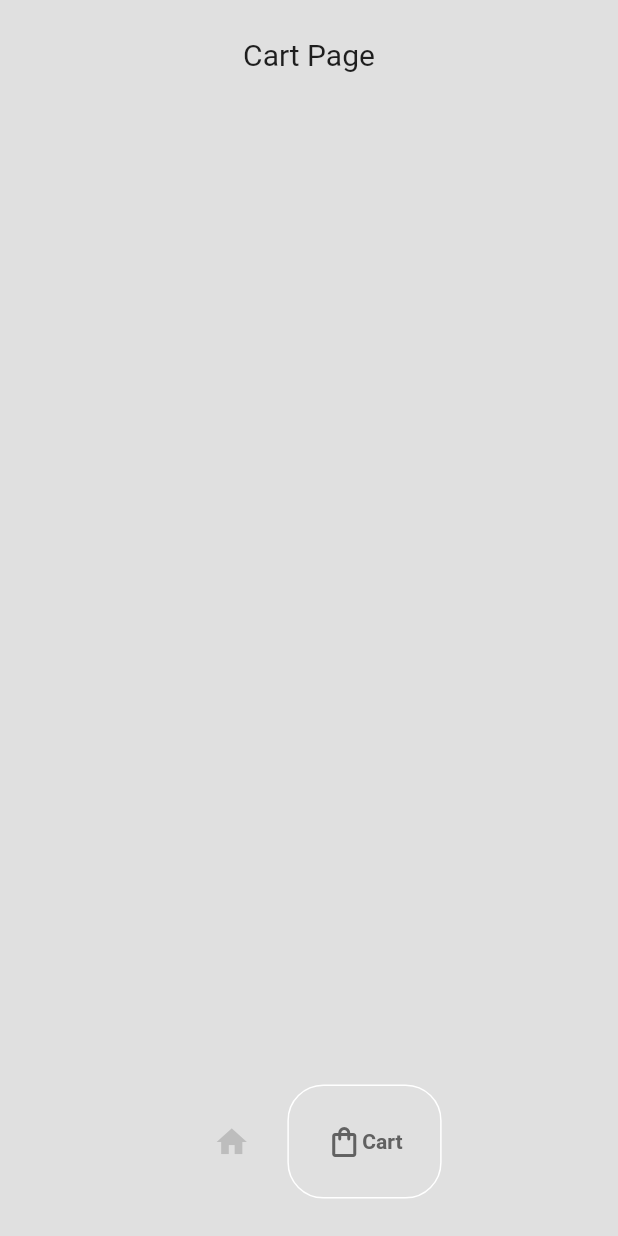
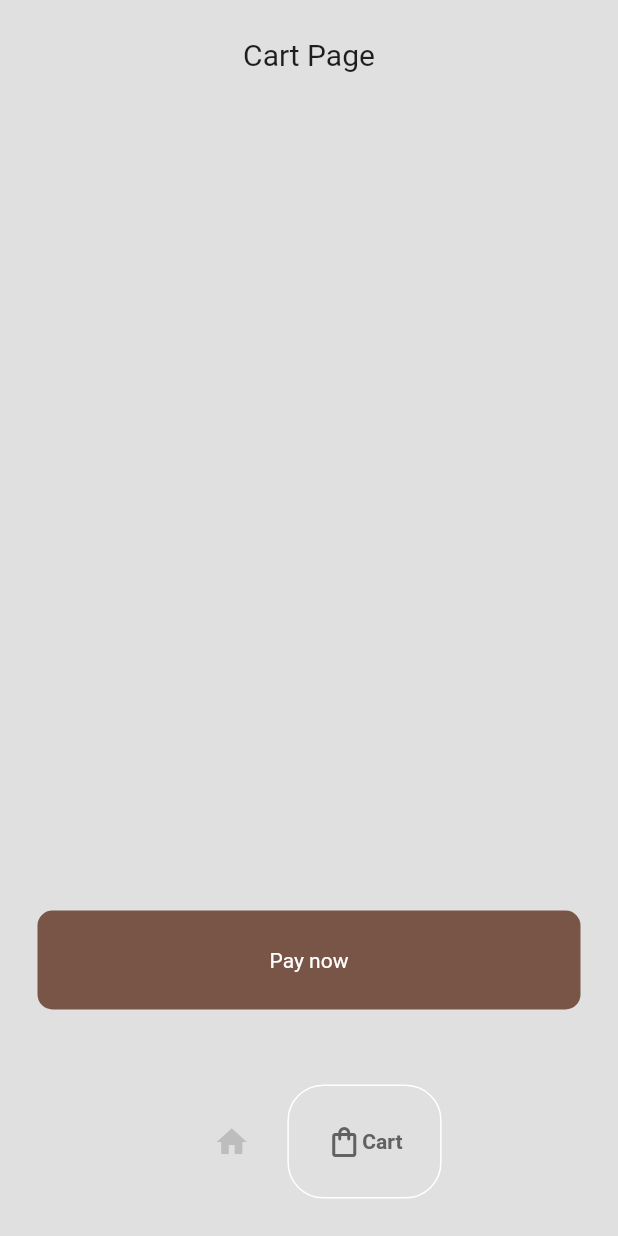
Before and after one commit to stefano-perico/cofeeshop, a Flutter app: the screen it shows after launch, item 2 of the bottom bar chosen, on a phone screen of 412 x 824 dp. Run offline on Flutter 3.47's test engine with Material 2 defaults, Android fonts, the phone set to English and light mode, and no system bars; drawn by our look-alikes of google_nav_bar.

Commit message:
add payNow and pay button

```diff
--- a/lib/pages/cart_page.dart
+++ b/lib/pages/cart_page.dart
@@ -13,10 +13,11 @@ class CartPage extends StatefulWidget {
 
 class _CartPageState extends State<CartPage> {
   // remove coffee from cart
-  removeFromCart(Coffee eachCoffee) {
-    Provider.of<CoffeeShop>(context, listen: false)
-    .removeFromCart(eachCoffee);
+  void removeFromCart(Coffee eachCoffee) {
+    Provider.of<CoffeeShop>(context, listen: false).removeFromCart(eachCoffee);
   }
+
+  void payNow() {}
 
   @override
   Widget build(BuildContext context) {
@@ -47,6 +48,25 @@ class _CartPageState extends State<CartPage> {
                     );
                   },
                 ),
+              ),
+
+              // pay button
+              GestureDetector(
+                onTap: payNow,
+                child: Container(
+                  padding: const EdgeInsets.all(25),
+                  width: double.infinity,
+                  decoration: BoxDecoration(
+                    color: Colors.brown,
+                    borderRadius: BorderRadius.circular(10),
+                  ),
+                  child: const Center(
+                    child: Text(
+                      'Pay now',
+                      style: TextStyle(color: Colors.white),
+                    ),
+                  ),
+                ),
               )
             ],
           ),
```
